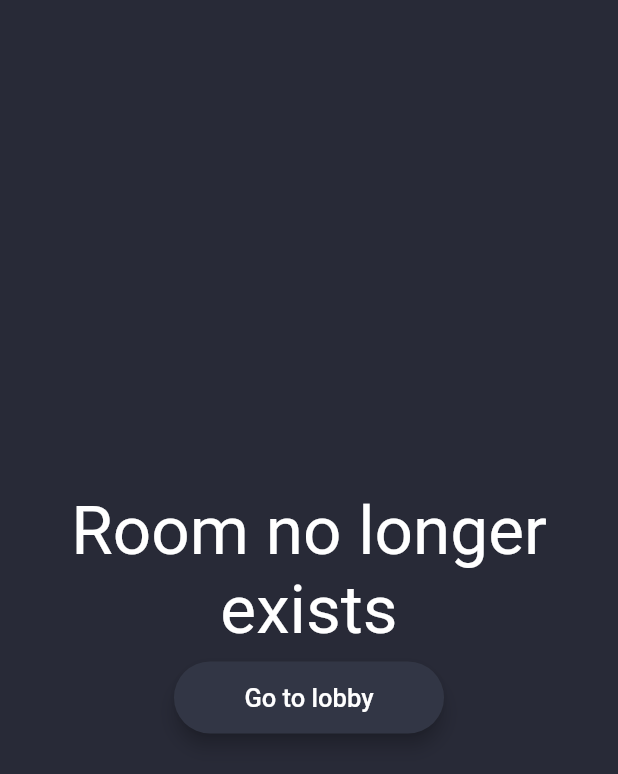
After one commit to NSalberg/GameShowBuzzer, a Flutter app: the ClosedRoom screen opened directly, on a phone screen of 412 x 824 dp. The commit adds this screen. Shown: the top 774 px of the screen. Run offline on Flutter 3.47's test engine with Material 2 defaults, Android fonts, the phone set to English and light mode, and no system bars; our stand-ins replace cloud_firestore, firebase_core, google_mobile_ads; accounts and stored records are empty; network calls fail.

Commit message:
Now kick user out when room is closed

```diff
--- /dev/null
+++ b/lib/views/closed_room.dart
@@ -0,0 +1,33 @@
+import 'package:flutter/material.dart';
+import 'package:flutter/widgets.dart';
+import '../utils/app_colors.dart' as AppColors;
+import '../widgets/rounded_button.dart';
+
+class ClosedRoom extends StatefulWidget {
+  const ClosedRoom({Key? key}) : super(key: key);
+
+  @override
+  State<ClosedRoom> createState() => _ClosedRoomState();
+}
+
+class _ClosedRoomState extends State<ClosedRoom> {
+  @override
+  Widget build(BuildContext context) {
+    return Scaffold(
+      backgroundColor: AppColors.darkBackground,
+      body: Column(
+        mainAxisAlignment: MainAxisAlignment.center,
+        children:  [
+          const Text(
+            "Room no longer exists",
+            style: TextStyle(color: Colors.white, fontSize: 45),
+            textAlign: TextAlign.center,
+          ),
+          RoundedButton(colour: AppColors.textField, title: "Go to lobby", onPressed: (){
+            Navigator.pop(context);
+          }),
+        ],
+      ),
+    );
+  }
+}
--- a/lib/views/host_page.dart
+++ b/lib/views/host_page.dart
@@ -28,7 +28,7 @@ class _HostPageState extends State<HostPage> {
   void dispose(){
     db.collection("room")
         .doc(docID)
-        .delete()
+        .set(<String,dynamic>{"room code": roomCode,"open": false })
         .then((value) => print("room: $roomCode deleted"));
     super.dispose();
   }
@@ -43,7 +43,7 @@ class _HostPageState extends State<HostPage> {
       print("Room code $roomCode");
       print("DocumentSnapshot added with ID: ${doc.id}");
     }) .catchError((error) => print("Failed to add user: $error"));
-    db.collection("room").doc(docID).set(<String,dynamic>{"room code": roomCode});
+    db.collection("room").doc(docID).set(<String,dynamic>{"room code": roomCode,"open": true });
   }
 
 
```
Also changed, not shown: lib/views/buzzer_page.dart (+31 -4 lines).
